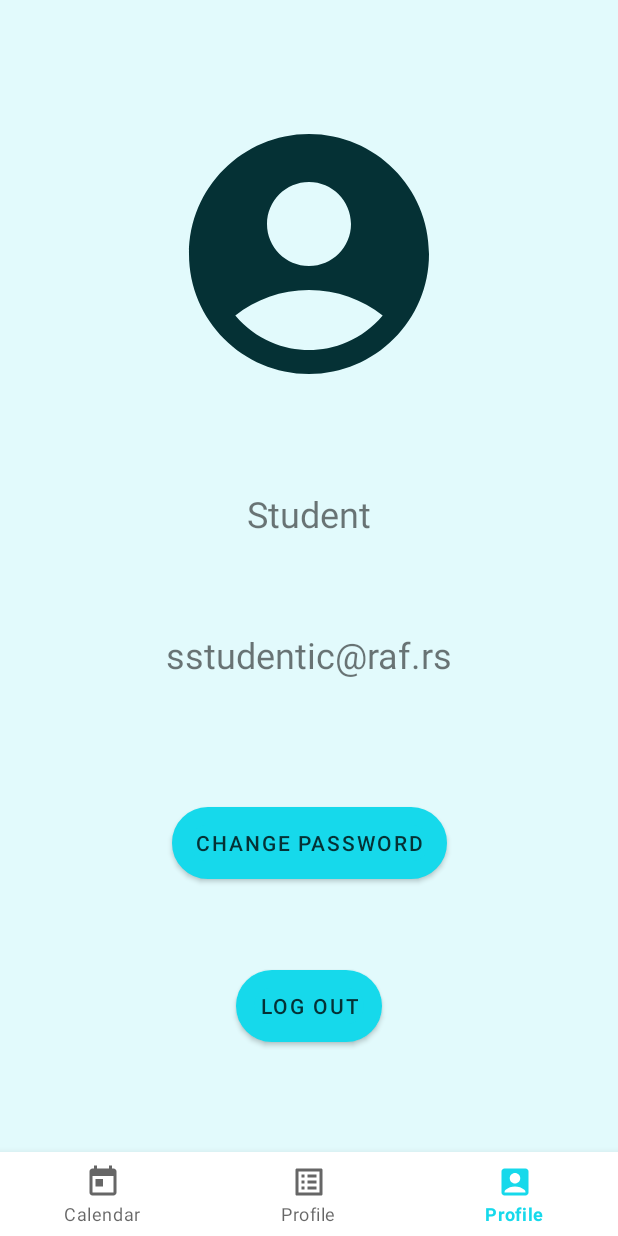
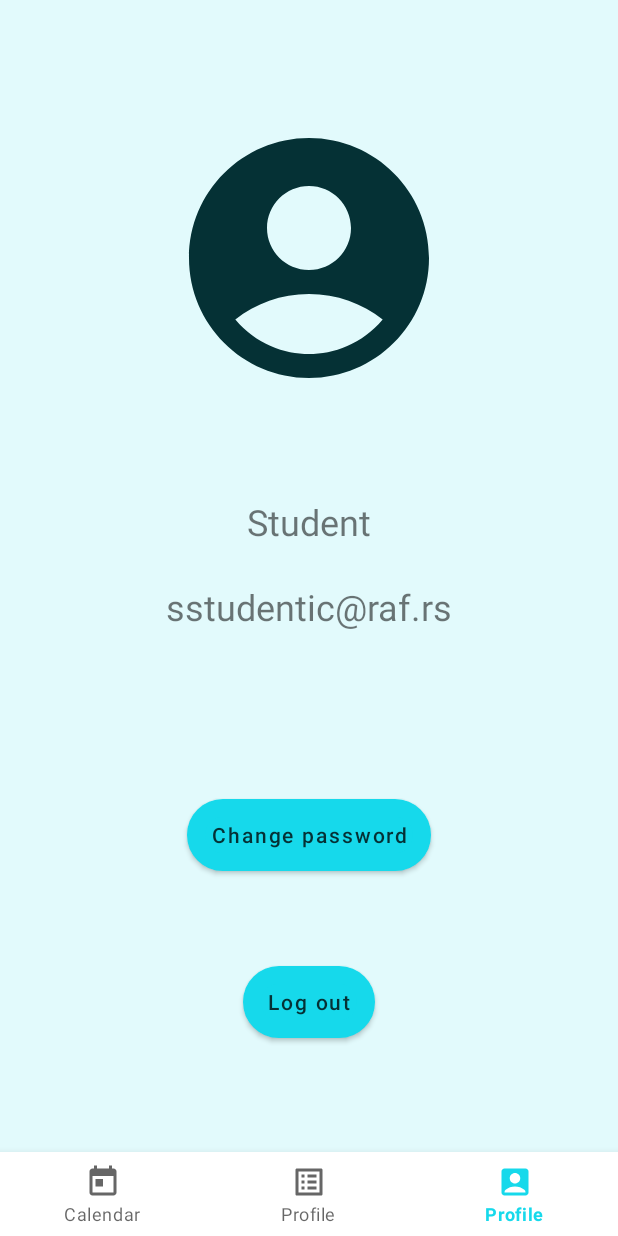
Before and after one commit to Rabbito20/RMA_P1, an Android app: the screen it shows after launch (MainActivity), item 3 of the bottom bar chosen, on a phone screen of 412 x 824 dp. Run offline under Robolectric (Android 15) with nearby library versions, the phone set to English and light mode, and no system bars.

Commit message:
Grouped TextViews in Profile fragment.

```diff
--- a/app/src/main/res/drawable/round_btn_orange.xml
+++ b/app/src/main/res/drawable/round_btn_orange.xml
@@ -1,8 +1,10 @@
 <?xml version="1.0" encoding="utf-8"?>
 <shape xmlns:android="http://schemas.android.com/apk/res/android">
-    <solid android:color="@color/orange" />
-    <corners android:radius="32dp" />
+
     <stroke
         android:width="12dp"
         android:color="@color/main_color_front" />
+    <corners android:radius="32dp" />
+    <solid android:color="@color/orange" />
+
 </shape>
--- a/app/src/main/res/layout/fragment_profile.xml
+++ b/app/src/main/res/layout/fragment_profile.xml
@@ -12,33 +12,48 @@
         android:layout_height="192dp"
         android:layout_marginTop="12dp"
         android:src="@drawable/ic_pfp_big"
-        app:layout_constraintBottom_toTopOf="@id/tvProfileName"
+        app:layout_constraintBottom_toTopOf="@id/userInfoContainer"
         app:layout_constraintLeft_toLeftOf="parent"
         app:layout_constraintRight_toRightOf="parent"
         app:layout_constraintTop_toTopOf="parent"
         app:tint="@color/main_color_front" />
 
+    <androidx.constraintlayout.widget.ConstraintLayout
+        android:id="@+id/userInfoContainer"
+        android:layout_width="match_parent"
+        android:layout_height="wrap_content"
+        android:orientation="vertical"
+        app:layout_constraintBottom_toTopOf="@id/btnChangePassword"
+        app:layout_constraintTop_toBottomOf="@+id/img_profile">
+
         <TextView
             android:id="@+id/tvProfileName"
             android:layout_width="wrap_content"
             android:layout_height="wrap_content"
+            android:layout_marginTop="24dp"
             android:text="Student"
             android:textSize="24sp"
             app:layout_constraintBottom_toTopOf="@id/tvMail"
             app:layout_constraintLeft_toLeftOf="parent"
             app:layout_constraintRight_toRightOf="parent"
-        app:layout_constraintTop_toBottomOf="@id/img_profile" />
+            app:layout_constraintTop_toTopOf="parent" />
 
         <TextView
             android:id="@+id/tvMail"
             android:layout_width="wrap_content"
             android:layout_height="wrap_content"
+            android:layout_marginTop="24dp"
+            android:layout_marginBottom="24dp"
             android:text="sstudentic@raf.rs"
             android:textSize="24sp"
-        app:layout_constraintBottom_toTopOf="@id/btnChangePassword"
+            app:layout_constraintBottom_toTopOf="parent"
             app:layout_constraintLeft_toLeftOf="parent"
             app:layout_constraintRight_toRightOf="parent"
             app:layout_constraintTop_toBottomOf="@id/tvProfileName" />
+
+
+    </androidx.constraintlayout.widget.ConstraintLayout>
+
 
     <Button
         android:id="@+id/btnChangePassword"
@@ -47,10 +62,11 @@
         android:layout_marginTop="24dp"
         android:background="@drawable/round_btn_cyan"
         android:text="@string/change_password"
+        android:textAllCaps="false"
         app:layout_constraintBottom_toTopOf="@id/btnLogOut"
         app:layout_constraintLeft_toLeftOf="parent"
         app:layout_constraintRight_toRightOf="parent"
-        app:layout_constraintTop_toBottomOf="@id/tvMail" />
+        app:layout_constraintTop_toBottomOf="@id/userInfoContainer" />
 
     <Button
         android:id="@+id/btnLogOut"
@@ -59,6 +75,7 @@
         android:layout_marginBottom="12dp"
         android:background="@drawable/round_btn_orange"
         android:text="@string/logout"
+        android:textAllCaps="false"
         android:textColor="@color/main_color_front"
         app:layout_constraintBottom_toBottomOf="parent"
         app:layout_constraintLeft_toLeftOf="parent"
```
Lines whose indentation alone changed are shown as unchanged.
